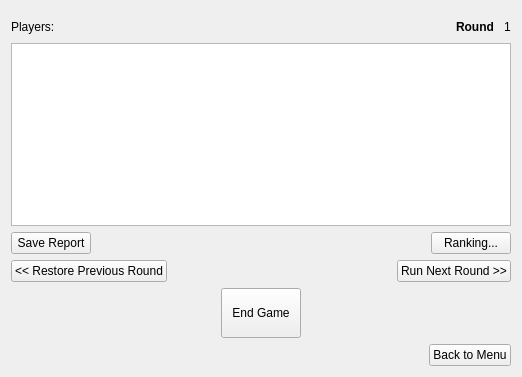
The window that mainwidget.ui (tsenmu/FBSG) describes before a commit, drawn with Qt 5.
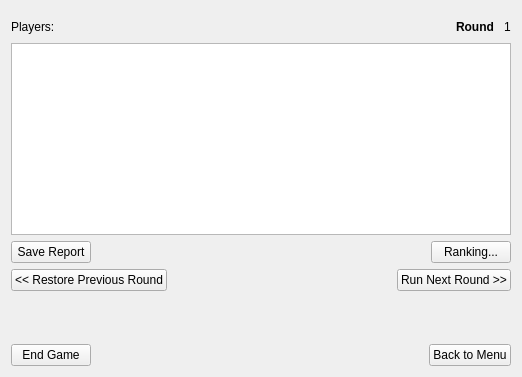
The same window after the commit. Custom widgets are drawn as their Qt base class.

```diff
--- a/mainwidget.ui
+++ b/mainwidget.ui
@@ -131,26 +131,26 @@
     </layout>
    </item>
    <item>
-    <layout class="QHBoxLayout" name="horizontalLayout_2">
-     <item>
-      <spacer name="horizontalSpacer_2">
+    <spacer name="verticalSpacer">
        <property name="orientation">
-        <enum>Qt::Horizontal</enum>
+      <enum>Qt::Vertical</enum>
        </property>
        <property name="sizeHint" stdset="0">
         <size>
-         <width>40</width>
-         <height>20</height>
+       <width>20</width>
+       <height>40</height>
         </size>
        </property>
       </spacer>
      </item>
+   <item>
+    <layout class="QHBoxLayout" name="horizontalLayout_3">
      <item>
       <widget class="QPushButton" name="pushButton_endGame">
        <property name="minimumSize">
         <size>
          <width>0</width>
-         <height>50</height>
+         <height>0</height>
         </size>
        </property>
        <property name="text">
@@ -158,23 +158,6 @@
        </property>
       </widget>
      </item>
-     <item>
-      <spacer name="horizontalSpacer_3">
-       <property name="orientation">
-        <enum>Qt::Horizontal</enum>
-       </property>
-       <property name="sizeHint" stdset="0">
-        <size>
-         <width>40</width>
-         <height>20</height>
-        </size>
-       </property>
-      </spacer>
-     </item>
-    </layout>
-   </item>
-   <item>
-    <layout class="QHBoxLayout" name="horizontalLayout_3">
      <item>
       <spacer name="horizontalSpacer_4">
        <property name="orientation">
```
Lines whose indentation alone changed are shown as unchanged.
